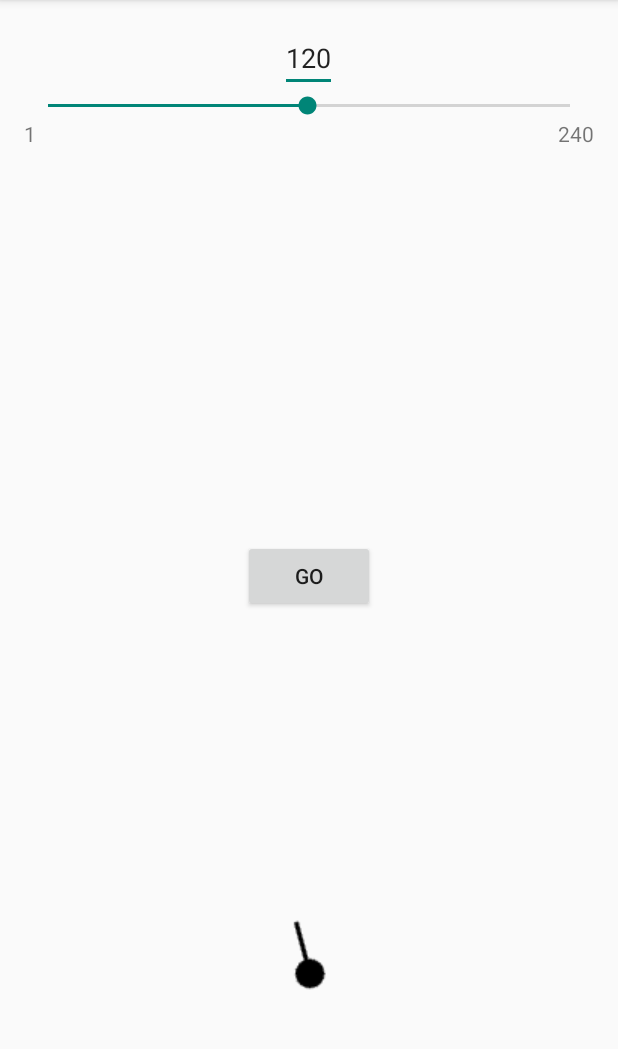
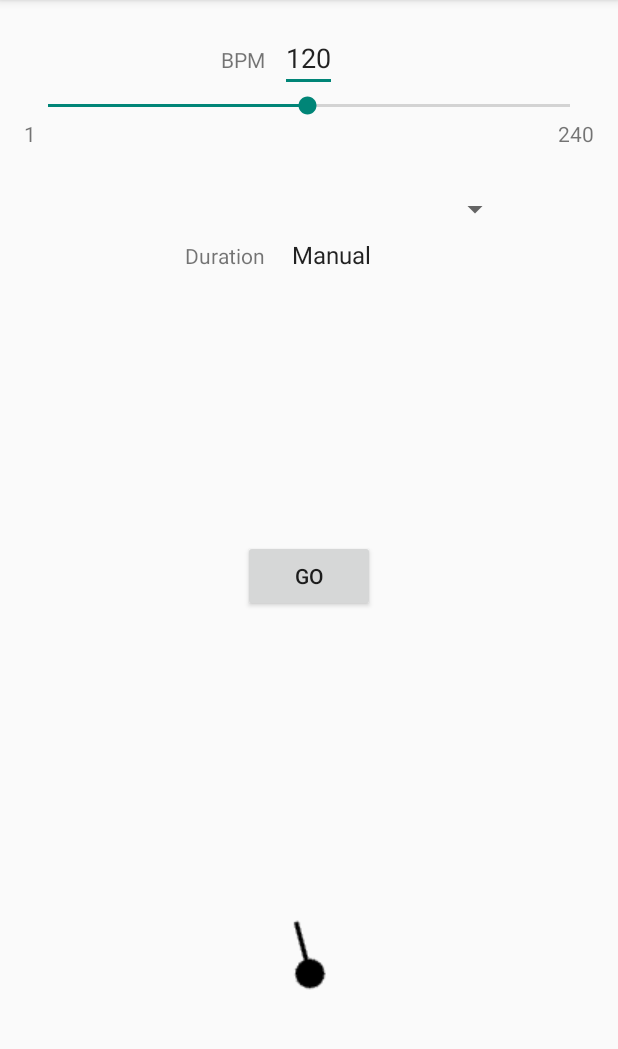
Before and after one commit to anerlich/SimpleMetronome, an Android app: the screen it shows after launch (MainActivity), on a phone screen of 412 x 824 dp, the part 84-1133 px from its top. Run offline under Robolectric (Android 15) with nearby library versions, the phone set to English and light mode, and no system bars.

Commit message:
started duration code, added spinner

```diff
--- a/app/src/main/java/com/example/andrew/simplemetronome/MainActivity.java
+++ b/app/src/main/java/com/example/andrew/simplemetronome/MainActivity.java
@@ -19,11 +19,14 @@ import android.view.Menu;
 import android.view.MenuItem;
 import android.view.View;
 import android.view.inputmethod.EditorInfo;
+import android.widget.AdapterView;
+import android.widget.ArrayAdapter;
 import android.widget.Button;
 import android.util.Log;
 import android.widget.EditText;
 import android.widget.ImageView;
 import android.widget.SeekBar;
+import android.widget.Spinner;
 import android.widget.TextView;
 
 
@@ -37,6 +40,7 @@ public class MainActivity extends ActionBarActivity {
     float volume = 0f;
     double bpm = 120;
     double bpmInt;
+    int mDuration = 0;
     private static final int MIN_BPM = 1;
     private static final int MAX_BPM = 240;
     AnimationDrawable metroAnim;
@@ -141,7 +145,7 @@ public class MainActivity extends ActionBarActivity {
                     bpm = Integer.parseInt(s.toString());
                     skbBpm.setProgress((int) bpm - MIN_BPM);
                     metroAnim = buildAnimation(txtBpm);
-                    ImageView imgMetro = (ImageView)findViewById(R.id.imgMetro);
+                    ImageView imgMetro = (ImageView) findViewById(R.id.imgMetro);
                     imgMetro.setBackground(metroAnim);
                 }
             }
@@ -177,6 +181,23 @@ public class MainActivity extends ActionBarActivity {
                     btnGoStop.setText(R.string.action_go);
                 }
 
+            }
+        });
+
+        Spinner spnDuration = (Spinner)findViewById(R.id.spnDuration);
+        ArrayAdapter<CharSequence> adapDuration = ArrayAdapter.createFromResource(this,
+                                    R.array.arrDuration,android.R.layout.simple_spinner_item);
+        adapDuration.setDropDownViewResource(android.R.layout.simple_spinner_dropdown_item);
+        spnDuration.setAdapter(adapDuration);
+        spnDuration.setOnItemSelectedListener(new AdapterView.OnItemSelectedListener() {
+            @Override
+            public void onItemSelected(AdapterView<?> parent, View view, int position, long id) {
+                mDuration = position * 30000;
+            }
+
+            @Override
+            public void onNothingSelected(AdapterView<?> parent) {
+                mDuration = 0;
             }
         });
 
--- a/app/src/main/res/layout/activity_main.xml
+++ b/app/src/main/res/layout/activity_main.xml
@@ -20,7 +20,17 @@
         android:layout_centerHorizontal="true"
         android:inputType="number" />
 
-    <SeekBar
+    <TextView
+        android:layout_width="wrap_content"
+        android:layout_height="wrap_content"
+        android:layout_toLeftOf="@id/txtBpm"
+        android:layout_alignBaseline="@id/txtBpm"
+        android:paddingEnd="10sp"
+        android:paddingRight="10sp"
+        android:id="@+id/lblBpm"
+        android:text="@string/label_bpm"
+        android:layout_toStartOf="@id/txtBpm" />
+   <SeekBar
         android:layout_width="match_parent"
         android:layout_height="wrap_content"
         android:id="@+id/skbBpm"
@@ -36,6 +46,7 @@
         android:id="@+id/txtMin"
         android:layout_below="@+id/skbBpm"
         android:layout_centerHorizontal="true"
+        android:layout_alignLeft="@id/skbBpm"
         android:layout_alignStart="@id/skbBpm" />
 
     <TextView
@@ -47,7 +58,32 @@
         android:layout_alignParentRight="true"
         android:layout_alignParentEnd="true"
         android:layout_alignEnd="@id/skbBpm"
+        android:layout_alignRight="@id/skbBpm"
         android:text="0" />
+
+    <Spinner
+        android:layout_width="wrap_content"
+        android:layout_height="wrap_content"
+        android:layout_below="@id/txtMin"
+        android:paddingTop="60sp"
+        android:id="@+id/spnDuration"
+        android:layout_alignLeft="@id/txtBpm"
+        />
+
+
+    <TextView
+        android:layout_width="wrap_content"
+        android:layout_height="wrap_content"
+        android:layout_toLeftOf="@id/spnDuration"
+        android:layout_below="@id/txtMin"
+        android:layout_alignBaseline="@id/spnDuration"
+        android:paddingEnd="10sp"
+        android:paddingRight="10sp"
+        android:paddingTop="60sp"
+        android:id="@+id/lblDuration"
+        android:text="@string/label_duration"
+        android:layout_toStartOf="@id/txtBpm" />
+
 
     <ImageView
         android:layout_width="wrap_content"
--- a/app/src/main/res/values/strings.xml
+++ b/app/src/main/res/values/strings.xml
@@ -5,4 +5,19 @@
     <string name="action_settings">Settings</string>
     <string name="action_go">Go</string>
     <string name="action_stop">Stop</string>
+    <string name="label_bpm">BPM</string>
+    <string name="label_duration">Duration</string>
+    <string-array name="arrDuration">
+        <item>Manual</item>
+        <item>30 sec</item>
+        <item>1 min</item>
+        <item>1 min 30 sec</item>
+        <item>2 min</item>
+        <item>2 min 30 sec</item>
+        <item>3 min</item>
+        <item>3 min 30 sec</item>
+        <item>4 min</item>
+        <item>4 min 30 sec</item>
+        <item>5 min</item>
+    </string-array>
 </resources>
```
Also changed, not shown: 3 other files.
